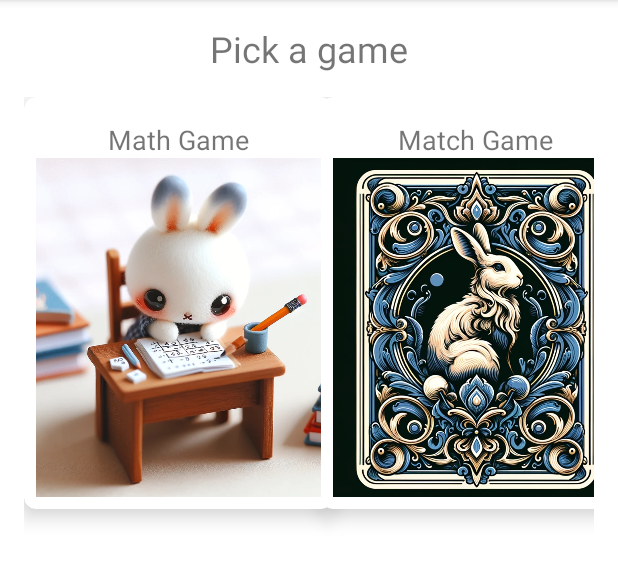
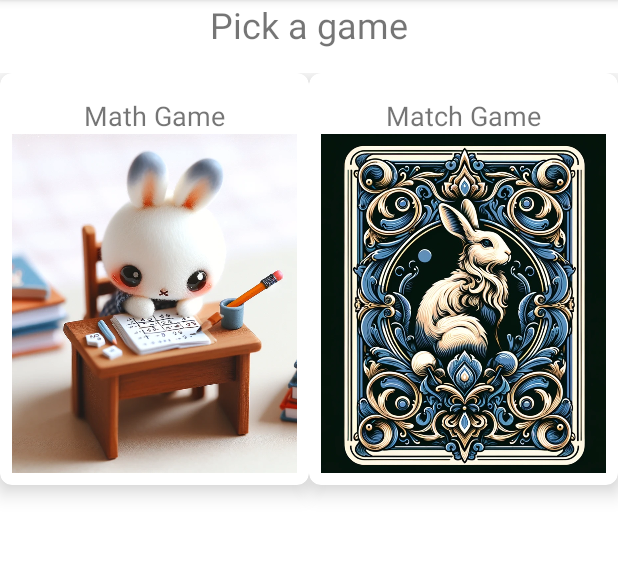
Before and after one commit to jfletcher5/FletcherGames, an Android app: the screen it shows after launch (GamePickerActivity), on a phone screen of 412 x 824 dp, the part 84-671 px from its top. Run offline under Robolectric (Android 15) with nearby library versions, the phone set to English and light mode, and no system bars.

Commit message:
jon update

```diff
--- a/app/src/main/res/layout/activity_game_picker.xml
+++ b/app/src/main/res/layout/activity_game_picker.xml
@@ -3,8 +3,7 @@
     xmlns:app="http://schemas.android.com/apk/res-auto"
     android:layout_width="match_parent"
     android:layout_height="match_parent"
-    android:orientation="vertical"
-    android:padding="16dp">
+    android:orientation="vertical">
 
     <TextView
         android:id="@+id/headerTextView"
@@ -21,7 +20,6 @@
         android:layout_height="match_parent"
         android:numColumns="2"
         android:verticalSpacing="16dp"
-        android:horizontalSpacing="16dp"
         android:stretchMode="columnWidth">
 
         <!-- This is a placeholder for the game cards.
```
